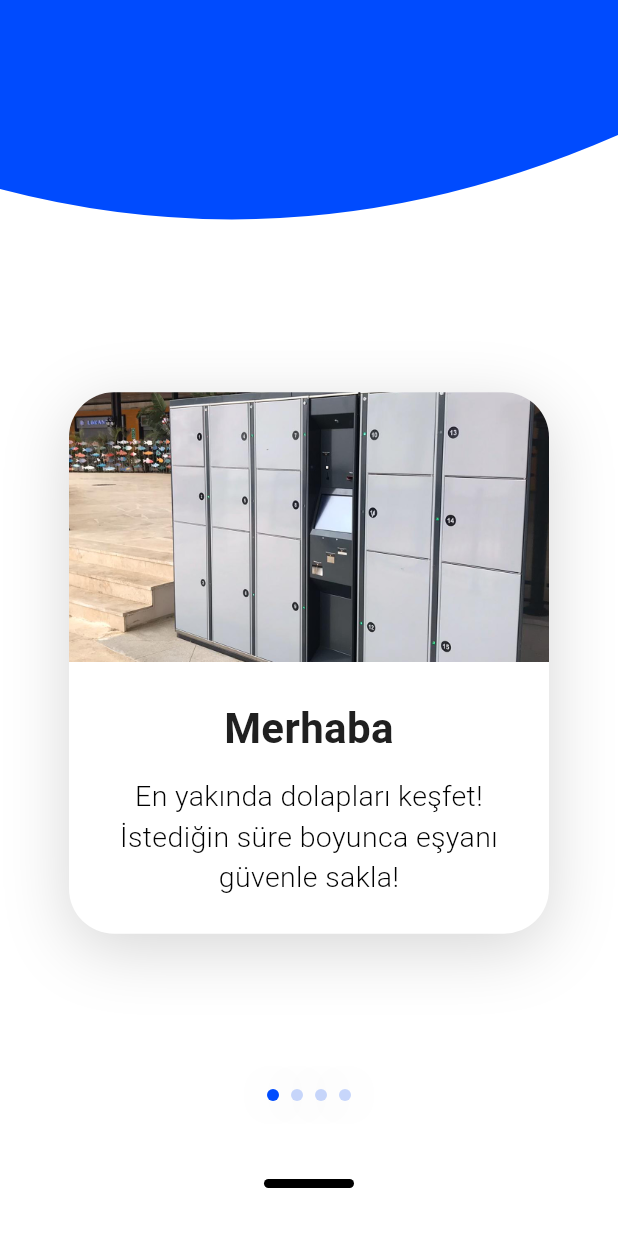
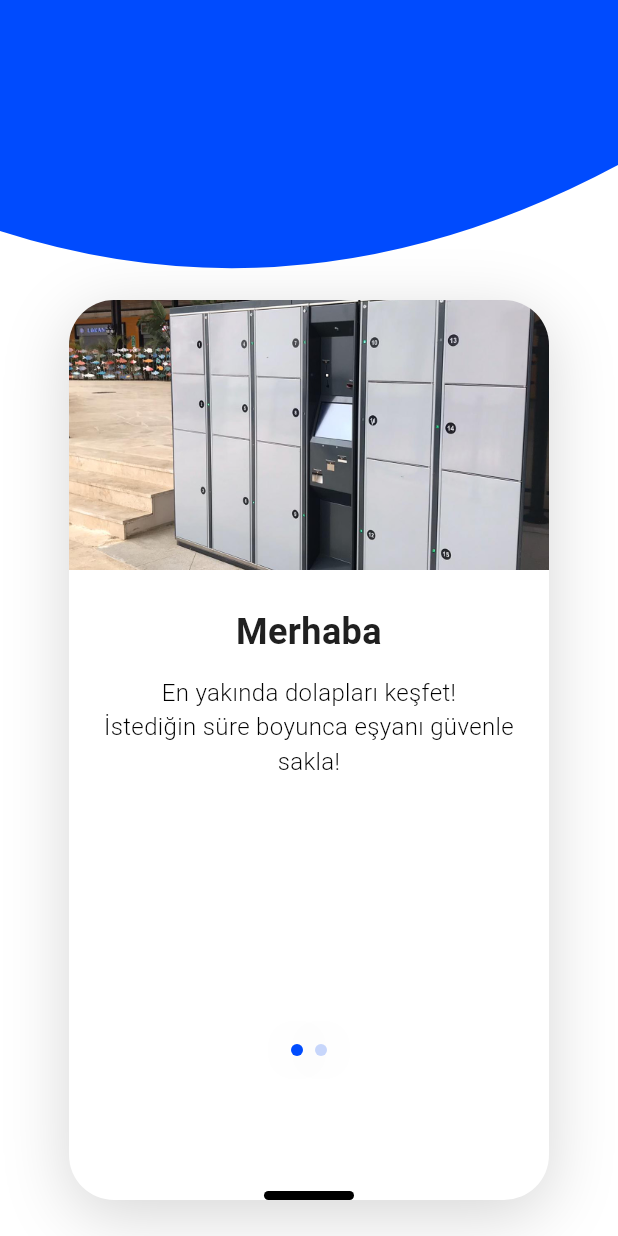
Before and after one commit to goldenmoon67/triva, a Flutter app: the OnboardingScreen screen opened directly, on a phone screen of 412 x 824 dp. Run offline on Flutter 3.47's test engine with Material 3 defaults, Android fonts, the light colour scheme and no system bars; drawn by our look-alikes of overlay_support; our stand-ins replace auto_route, bloc, dio, flutter_secure_storage, freezed_annotation, get_it and 4 more; accounts and stored records are empty; generated files the repository leaves out were written again; Roboto replaces fonts that are missing (Nunito Sans, Raleway).

Commit message:
onboarding screen

```diff
--- a/lib/src/modules/home/screens/onboarding_screen.dart
+++ b/lib/src/modules/home/screens/onboarding_screen.dart
@@ -1,10 +1,35 @@
 import 'package:flutter/material.dart';
 
-class OnboardingScreen extends StatelessWidget {
+class OnboardingScreen extends StatefulWidget {
   const OnboardingScreen({super.key});
 
   @override
+  State<OnboardingScreen> createState() => _OnboardingScreenState();
+}
+
+class _OnboardingScreenState extends State<OnboardingScreen> {
+  final PageController _pageController = PageController();
+  int _currentPage = 0;
+
+  @override
   Widget build(BuildContext context) {
+    final List<_OnboardingCardData> cards = [
+      _OnboardingCardData(
+        image: 'assets/locker.png',
+        title: 'Merhaba',
+        description: 'En yakında dolapları keşfet!\nİstediğin süre boyunca eşyanı güvenle sakla!',
+        false,
+        button: null
+      ),
+      _OnboardingCardData(
+        image: 'assets/locker_open.png',
+        title: 'Başlayalım mı?',
+        description: 'Senin için her şey hazır görünüyor.',
+         true,
+        button: null
+      ),
+    ];
+
     return Scaffold(
       backgroundColor: Colors.white,
       body: Stack(
@@ -17,17 +42,108 @@
             child: ClipPath(
               clipper: _TopBlueClipper(),
               child: Container(
-                height: 180,
+                height: 220,
                 color: const Color(0xFF004BFE),
               ),
             ),
           ),
-          // Kart ve içerik
-          Align(
-            alignment: Alignment.center,
+          // Kartlar
+          Positioned(
+            top: 0,
+            left: 0,
+            right: 0,
+            child: SizedBox(
+              height: 1000, // Kart yüksekliği + padding (örnek)
+              child: PageView.builder(
+                controller: _pageController,
+                itemCount: cards.length,
+                onPageChanged: (index) {
+                  setState(() {
+                    _currentPage = index;
+                  });
+                },
+                itemBuilder: (context, index) {
+                  final card = cards[index];
+                  return _OnboardingCard(card: card);
+                },
+              ),
+            ),
+          ),
+          // Dots
+          Positioned(
+            bottom: 120,
+            left: 0,
+            right: 0,
+            child: Row(
+              mainAxisAlignment: MainAxisAlignment.center,
+              children: List.generate(cards.length, (i) {
+                return Container(
+                  width: 8,
+                  height: 8,
+                  margin: const EdgeInsets.symmetric(horizontal: 4),
+                  decoration: BoxDecoration(
+                    color: i == _currentPage ? const Color(0xFF004CFF) : const Color(0xFFC7D6FB),
+                    borderRadius: BorderRadius.circular(8),
+                    boxShadow: [
+                      BoxShadow(
+                        color: Colors.black.withOpacity(0.16),
+                        blurRadius: 30,
+                      ),
+                    ],
+                  ),
+                );
+              }),
+            ),
+          ),
+          // İkinci ekranda buton kartın dışında, dots'ın hemen altında
+
+
+          // Alt bar
+          Positioned(
+            bottom: 24,
+            left: 0,
+            right: 0,
+            child: Center(
+              child: Container(
+                width: 60,
+                height: 6,
+                decoration: BoxDecoration(
+                  color: Colors.black,
+                  borderRadius: BorderRadius.circular(34),
+                ),
+              ),
+            ),
+          ),
+        ],
+      ),
+    );
+  }
+}
+
+class _OnboardingCardData {
+  final String image;
+  final String title;
+  final String description;
+  final Widget? button;
+  final bool showButton;
+  _OnboardingCardData(this.showButton, {
+    required this.image,
+    required this.title,
+    required this.description,
+    this.button,
+  });
+}
+
+class _OnboardingCard extends StatelessWidget {
+  final _OnboardingCardData card;
+  const _OnboardingCard({required this.card});
+
+  @override
+  Widget build(BuildContext context) {
+    return Center(
       child: Container(
         width: 320,
-              margin: const EdgeInsets.only(top: 60),
+        height: 600,
         decoration: BoxDecoration(
           color: Colors.white,
           borderRadius: BorderRadius.circular(30),
@@ -49,7 +165,7 @@
                 topRight: Radius.circular(30),
               ),
               child: Image.asset(
-                      'assets/locker.png', // Kendi görselini ekle
+                card.image,
                 width: 320,
                 height: 180,
                 fit: BoxFit.cover,
@@ -57,89 +173,66 @@
             ),
             const SizedBox(height: 24),
             // Başlık
-                  const Text(
-                    'Merhaba',
-                    style: TextStyle(
+            Text(
+              card.title,
+              style: const TextStyle(
                 fontFamily: 'Raleway',
                 fontWeight: FontWeight.w700,
-                      fontSize: 28,
+                fontSize: 24,
                 color: Color(0xFF202020),
               ),
               textAlign: TextAlign.center,
             ),
             const SizedBox(height: 12),
             // Açıklama
-                  const Padding(
-                    padding: EdgeInsets.symmetric(horizontal: 16.0),
+            Padding(
+              padding: const EdgeInsets.symmetric(horizontal: 16.0),
               child: Text(
-                      'En yakında dolapları keşfet!\nİstediğin süre boyunca eşyanı güvenle sakla!',
-                      style: TextStyle(
+                card.description,
+                style: const TextStyle(
                   fontFamily: 'Nunito Sans',
                   fontWeight: FontWeight.w300,
-                        fontSize: 19,
+                  fontSize: 16,
                   color: Colors.black,
                   height: 1.42,
                 ),
                 textAlign: TextAlign.center,
               ),
             ),
-                  const SizedBox(height: 24),
-                ],
-              ),
-            ),
-          ),
-          // Dots
+            const SizedBox(height: 200),
+
+            if(card.showButton)
              Positioned(
-            bottom: 90,
-            left: 0,
-            right: 0,
-            child: Row(
-              mainAxisAlignment: MainAxisAlignment.center,
-              children: [
-                _dot(true),
-                const SizedBox(width: 8),
-                _dot(false),
-                const SizedBox(width: 8),
-                _dot(false),
-                const SizedBox(width: 8),
-                _dot(false),
-              ],
-            ),
-          ),
-          // Alt bar
-          Positioned(
-            bottom: 32,
+
               left: 0,
               right: 0,
               child: Center(
-              child: Container(
-                width: 60,
-                height: 6,
-                decoration: BoxDecoration(
-                  color: Colors.black,
-                  borderRadius: BorderRadius.circular(34),
+                child: ElevatedButton(
+                  style: ElevatedButton.styleFrom(
+                    backgroundColor: const Color(0xFF004BFE),
+                    shape: RoundedRectangleBorder(
+                      borderRadius: BorderRadius.circular(12),
+                    ),
+                    elevation: 0,
+                    padding: const EdgeInsets.symmetric(horizontal: 24, vertical: 10),
+                  ),
+                  onPressed: () {
+                    // Başla butonuna tıklanınca yapılacaklar
+                  },
+                  child: const Text(
+                    'Hadi Başlayalım!',
+                    style: TextStyle(
+                      color: Colors.white,
+                      fontFamily: 'Nunito Sans',
+                      fontWeight: FontWeight.w600,
+                      fontSize: 16,
+                    ),
                   ),
                 ),
               ),
             ),
           ],
         ),
-    );
-  }
-
-  Widget _dot(bool active) {
-    return Container(
-      width: 8,
-      height: 8,
-      decoration: BoxDecoration(
-        color: active ? const Color(0xFF004CFF) : const Color(0xFFC7D6FB),
-        borderRadius: BorderRadius.circular(8),
-        boxShadow: [
-          BoxShadow(
-            color: Colors.black.withOpacity(0.16),
-            blurRadius: 30,
-          ),
-        ],
       ),
     );
   }
--- a/lib/src/modules/home/screens/verify_otp_screen.dart
+++ b/lib/src/modules/home/screens/verify_otp_screen.dart
@@ -183,7 +183,7 @@
                           ),
                           onPressed: () {Navigator.push(
   context,
-  MaterialPageRoute(builder: (context) =>  OnboardingScreen()),
+  MaterialPageRoute(builder: (context) =>  const OnboardingScreen()),
 );},
                           child: Row(
                             mainAxisAlignment: MainAxisAlignment.center,
```
Also changed, not shown: assets/locker_open.png (added). Lines whose indentation alone changed are shown as unchanged.
